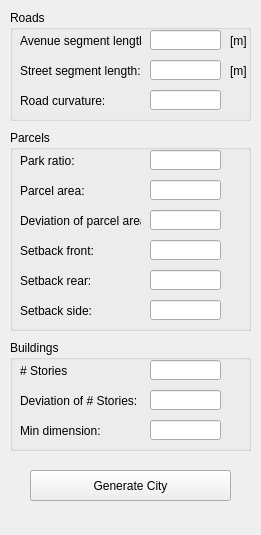
gnishida/SimpleCities, file SimpleCities/ControlWidget.ui: the form before one commit.
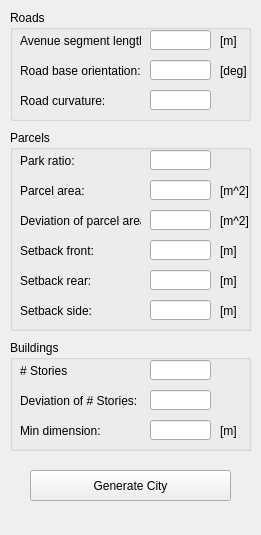
The form after the commit.

Diff of the .ui file:
```diff
--- a/SimpleCities/ControlWidget.ui
+++ b/SimpleCities/ControlWidget.ui
@@ -47,7 +47,7 @@
       <rect>
        <x>140</x>
        <y>20</y>
-       <width>71</width>
+       <width>61</width>
        <height>20</height>
       </rect>
      </property>
@@ -55,7 +55,7 @@
     <widget class="QLabel" name="label_5">
      <property name="geometry">
       <rect>
-       <x>220</x>
+       <x>210</x>
        <y>20</y>
        <width>16</width>
        <height>21</height>
@@ -75,7 +75,7 @@
       </rect>
      </property>
      <property name="text">
-      <string>Street segment length:</string>
+      <string>Road base orientation:</string>
      </property>
     </widget>
     <widget class="QLabel" name="label_9">
@@ -96,7 +96,7 @@
       <rect>
        <x>140</x>
        <y>50</y>
-       <width>71</width>
+       <width>61</width>
        <height>20</height>
       </rect>
      </property>
@@ -106,7 +106,7 @@
       <rect>
        <x>140</x>
        <y>80</y>
-       <width>71</width>
+       <width>61</width>
        <height>20</height>
       </rect>
      </property>
@@ -114,14 +114,14 @@
     <widget class="QLabel" name="label_7">
      <property name="geometry">
       <rect>
-       <x>220</x>
+       <x>210</x>
        <y>50</y>
-       <width>16</width>
+       <width>31</width>
        <height>21</height>
       </rect>
      </property>
      <property name="text">
-      <string>[m]</string>
+      <string>[deg]</string>
      </property>
     </widget>
    </widget>
@@ -155,7 +155,7 @@
       <rect>
        <x>140</x>
        <y>20</y>
-       <width>71</width>
+       <width>61</width>
        <height>20</height>
       </rect>
      </property>
@@ -217,7 +217,7 @@
       <rect>
        <x>140</x>
        <y>140</y>
-       <width>71</width>
+       <width>61</width>
        <height>20</height>
       </rect>
      </property>
@@ -227,7 +227,7 @@
       <rect>
        <x>140</x>
        <y>50</y>
-       <width>71</width>
+       <width>61</width>
        <height>20</height>
       </rect>
      </property>
@@ -237,7 +237,7 @@
       <rect>
        <x>140</x>
        <y>110</y>
-       <width>71</width>
+       <width>61</width>
        <height>20</height>
       </rect>
      </property>
@@ -247,7 +247,7 @@
       <rect>
        <x>140</x>
        <y>170</y>
-       <width>71</width>
+       <width>61</width>
        <height>20</height>
       </rect>
      </property>
@@ -257,7 +257,7 @@
       <rect>
        <x>140</x>
        <y>80</y>
-       <width>71</width>
+       <width>61</width>
        <height>20</height>
       </rect>
      </property>
@@ -275,6 +275,71 @@
       <string>Deviation of parcel area:</string>
      </property>
     </widget>
+    <widget class="QLabel" name="label_8">
+     <property name="geometry">
+      <rect>
+       <x>210</x>
+       <y>110</y>
+       <width>16</width>
+       <height>21</height>
+      </rect>
+     </property>
+     <property name="text">
+      <string>[m]</string>
+     </property>
+    </widget>
+    <widget class="QLabel" name="label_10">
+     <property name="geometry">
+      <rect>
+       <x>210</x>
+       <y>140</y>
+       <width>16</width>
+       <height>21</height>
+      </rect>
+     </property>
+     <property name="text">
+      <string>[m]</string>
+     </property>
+    </widget>
+    <widget class="QLabel" name="label_12">
+     <property name="geometry">
+      <rect>
+       <x>210</x>
+       <y>170</y>
+       <width>16</width>
+       <height>21</height>
+      </rect>
+     </property>
+     <property name="text">
+      <string>[m]</string>
+     </property>
+    </widget>
+    <widget class="QLabel" name="label_13">
+     <property name="geometry">
+      <rect>
+       <x>210</x>
+       <y>50</y>
+       <width>31</width>
+       <height>21</height>
+      </rect>
+     </property>
+     <property name="text">
+      <string>[m^2]</string>
+     </property>
+    </widget>
+    <widget class="QLabel" name="label_18">
+     <property name="geometry">
+      <rect>
+       <x>210</x>
+       <y>80</y>
+       <width>31</width>
+       <height>21</height>
+      </rect>
+     </property>
+     <property name="text">
+      <string>[m^2]</string>
+     </property>
+    </widget>
    </widget>
    <widget class="QGroupBox" name="groupBox_3">
     <property name="geometry">
@@ -293,7 +358,7 @@
       <rect>
        <x>140</x>
        <y>20</y>
-       <width>71</width>
+       <width>61</width>
        <height>20</height>
       </rect>
      </property>
@@ -316,7 +381,7 @@
       <rect>
        <x>140</x>
        <y>50</y>
-       <width>71</width>
+       <width>61</width>
        <height>20</height>
       </rect>
      </property>
@@ -352,11 +417,24 @@
       <rect>
        <x>140</x>
        <y>80</y>
-       <width>71</width>
+       <width>61</width>
        <height>20</height>
       </rect>
      </property>
     </widget>
+    <widget class="QLabel" name="label_14">
+     <property name="geometry">
+      <rect>
+       <x>210</x>
+       <y>80</y>
+       <width>16</width>
+       <height>21</height>
+      </rect>
+     </property>
+     <property name="text">
+      <string>[m]</string>
+     </property>
+    </widget>
    </widget>
    <widget class="QPushButton" name="pushButtonGenerateAll">
     <property name="geometry">
```
Left out of the diff: 4 changed lines with no effect on the pictures.
